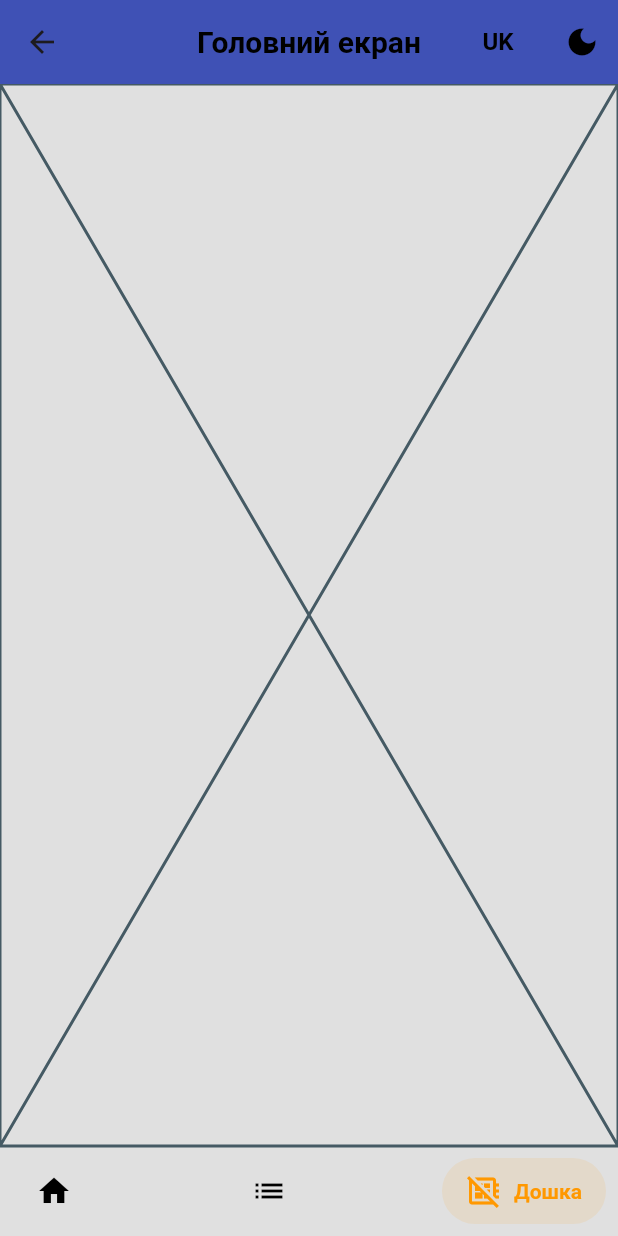
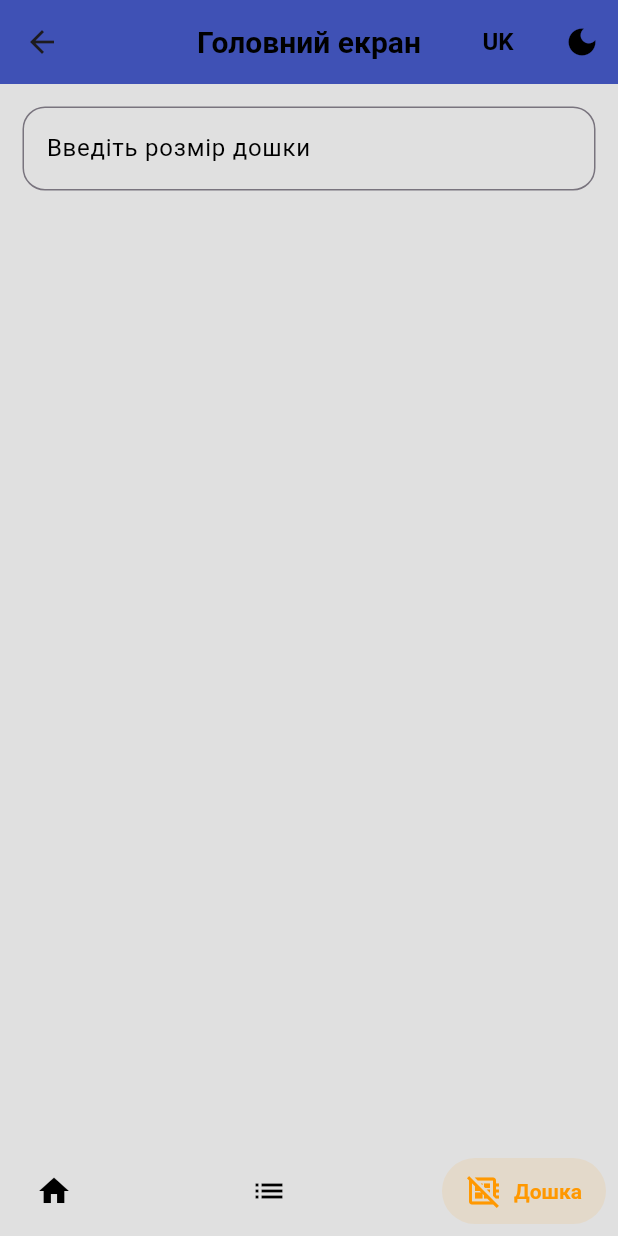
Before and after one commit to vladuhalys/flutter_webspark_test_app, a Flutter app: the HomeScreen screen opened by its route, item 3 of the bottom bar chosen, on a phone screen of 412 x 824 dp. Run offline on Flutter 3.47's test engine with Material 3 defaults, Android fonts, the phone set to English and light mode, and no system bars; drawn by our look-alikes of salomon_bottom_bar; our stand-ins replace dio, equatable, flutter_secure_storage, get; accounts and stored records are empty.

Commit message:
Added Board Widget

```diff
--- a/lib/core/localization/keys/english.dart
+++ b/lib/core/localization/keys/english.dart
@@ -4,6 +4,8 @@ abstract class English {
     'connection_error': 'Something went wrong...',
     'invalid_url': 'Invalid URL',
     'required_url': 'URL field is required',
+    'required_board_size': 'Board size field is required',
+    'invalid_board_size': 'Board size must be between 1 and 100',
     //Warning messages
 
     //Info messages
@@ -20,6 +22,7 @@ abstract class English {
 
     //Hint messages
     'hint_enter_url': 'Enter Url',
+    'hint_enter_board_size': 'Enter board size',
 
     //Screen titles
     'screen_url_title': 'Url Screen',
--- a/lib/core/localization/keys/keys.dart
+++ b/lib/core/localization/keys/keys.dart
@@ -3,6 +3,8 @@ abstract class LangKeys {
   static const connectionError = 'connection_error';
   static const invalidUrl = 'invalid_url';
   static const requiredUrl = 'required_url';
+  static const requiredBoardSize = 'required_board_size';
+  static const invalidBoardSize = 'invalid_board_size';
 
   //Warning messages
 
@@ -20,6 +22,7 @@ abstract class LangKeys {
 
   //Hint messages
   static const hintEnterUrl = 'hint_enter_url';
+  static const hintEnterBoardSize = 'hint_enter_board_size';
 
   //Screen titles
   static const screenUrlTitle = 'screen_url_title';
--- a/lib/core/localization/keys/ukrainian.dart
+++ b/lib/core/localization/keys/ukrainian.dart
@@ -4,6 +4,8 @@ abstract class Ukrainian {
     'connection_error': 'Щось пішло не так...',
     'invalid_url': 'Невірний URL',
     'required_url': 'Поле URL є обов\'язковим',
+    'required_board_size': 'Поле розміру дошки є обов\'язковим',
+    'invalid_board_size': 'Розмір дошки повинен бути від 1 до 100',
 
     //Warning messages
 
@@ -21,6 +23,7 @@ abstract class Ukrainian {
 
     //Hint messages
     'hint_enter_url': 'Введіть URL',
+    'hint_enter_board_size': 'Введіть розмір дошки',
 
     //Screen titles
     'screen_url_title': 'Екран URL',
--- a/lib/core/utils/bindings.dart
+++ b/lib/core/utils/bindings.dart
@@ -2,6 +2,7 @@ import 'package:flutter_webspark_test_app/core/localization/controller/localizat
 import 'package:flutter_webspark_test_app/core/theme/controller/theme_controller.dart';
 import 'package:flutter_webspark_test_app/feature/data/source/local/local_storge_controller.dart';
 import 'package:flutter_webspark_test_app/feature/data/source/remote/dio_controller.dart';
+import 'package:flutter_webspark_test_app/feature/presentation/screens/board/board_controllers/board_controller.dart';
 import 'package:flutter_webspark_test_app/feature/presentation/screens/url/validation/url_validation_controller.dart';
 import 'package:flutter_webspark_test_app/feature/presentation/widgets/bottom_bar/custom_bottom_bar_controller.dart';
 import 'package:get/get.dart';
@@ -15,5 +16,6 @@ class AppBindings extends Bindings {
     Get.lazyPut<UrlValidationController>(() => UrlValidationController());
     Get.lazyPut<LocalStorageController>(() => LocalStorageController());
     Get.lazyPut<CustomBottomBarController>(() => CustomBottomBarController());
+    Get.lazyPut<BoardController>(() => BoardController());
   }
 }
--- /dev/null
+++ b/lib/feature/presentation/screens/board/board_controllers/board_controller.dart
@@ -0,0 +1,24 @@
+import 'package:flutter_webspark_test_app/core/localization/keys/keys.dart';
+import 'package:get/get.dart';
+
+class BoardController extends GetxController {
+  final boardSize = 0.obs;
+  final isValid = false.obs;
+  final errorMessage = ''.obs;
+
+  void setBoardSize(int size) {
+    boardSize.value = size;
+    update();
+  }
+
+  void validateSize() {
+    if (boardSize.value < 1 || boardSize.value > 100) {
+      isValid.value = false;
+      errorMessage.value = LangKeys.invalidBoardSize;
+    } else {
+      isValid.value = true;
+      errorMessage.value = '';
+    }
+    update();
+  }
+}
--- a/lib/feature/presentation/screens/board/board_screen.dart
+++ b/lib/feature/presentation/screens/board/board_screen.dart
@@ -1,10 +1,61 @@
 import 'package:flutter/material.dart';
+import 'package:flutter_webspark_test_app/core/localization/keys/keys.dart';
+import 'package:flutter_webspark_test_app/feature/presentation/screens/board/widgets/board_widget.dart';
+import 'package:get/get.dart';
+
+import 'board_controllers/board_controller.dart';
 
 class BoardScreen extends StatelessWidget {
   const BoardScreen({super.key});
 
   @override
   Widget build(BuildContext context) {
-    return const Placeholder();
+    return GetBuilder<BoardController>(builder: (controller) {
+      return Column(
+        mainAxisAlignment: MainAxisAlignment.start,
+        children: [
+          Padding(
+            padding: const EdgeInsets.all(15.0),
+            child: TextField(
+              onChanged: (value) {
+                controller.setBoardSize(int.tryParse(value) ?? 0);
+                controller.validateSize();
+              },
+              decoration: InputDecoration(
+                border: OutlineInputBorder(
+                  borderRadius: BorderRadius.circular(15),
+                  borderSide: BorderSide(
+                    color: Theme.of(context).primaryColor,
+                  ),
+                ),
+                hintText: LangKeys.hintEnterBoardSize.tr,
+                hintStyle: TextStyle(
+                  color: Theme.of(context).hintColor,
+                  fontSize: 16,
+                  fontWeight: FontWeight.normal,
+                ),
+              ),
+            ),
+          ),
+          const SizedBox(height: 5),
+          Padding(
+            padding: const EdgeInsets.only(left: 15.0),
+            child: Text(
+              controller.errorMessage.value.tr,
+              style: TextStyle(
+                color: controller.isValid.value ? Colors.green : Colors.red,
+                fontSize: 16,
+                fontWeight: FontWeight.bold,
+              ),
+            ),
+          ),
+          const SizedBox(height: 5),
+          if (controller.isValid.value)
+            const Expanded(
+              child: BoardWidget(),
+            ),
+        ],
+      );
+    });
   }
 }
--- a/pubspec.yaml
+++ b/pubspec.yaml
@@ -13,6 +13,7 @@ dependencies:
   dio: ^5.4.3+1
   flutter_secure_storage: ^9.0.0
   salomon_bottom_bar: ^3.3.2
+  equatable: ^2.0.5
 
 dev_dependencies:
   flutter_test:
```
Also changed, not shown: lib/feature/domain/entities/points_entity.dart (added, +25 -0 lines), lib/feature/presentation/screens/board/widgets/board_widget.dart (added, +29 -0 lines), pubspec.lock.
